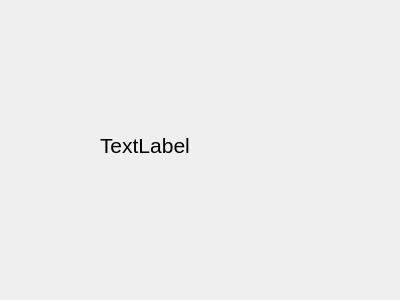
This is src/app/ui/revisiontable.ui in PLLUG/sourceline as Qt 5 draws it before an edit. The edited form follows.
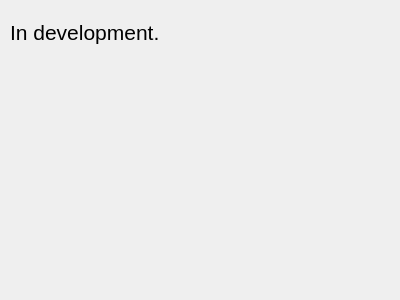
This is the edited form.

Diff of the .ui file:
```diff
--- a/src/app/ui/revisiontable.ui
+++ b/src/app/ui/revisiontable.ui
@@ -16,10 +16,10 @@
   <widget class="QLabel" name="label">
    <property name="geometry">
     <rect>
-     <x>100</x>
-     <y>110</y>
-     <width>181</width>
-     <height>71</height>
+     <x>10</x>
+     <y>20</y>
+     <width>153</width>
+     <height>25</height>
     </rect>
    </property>
    <property name="font">
@@ -28,7 +28,7 @@
     </font>
    </property>
    <property name="text">
-    <string>TextLabel</string>
+    <string>In development.</string>
    </property>
   </widget>
  </widget>
```
